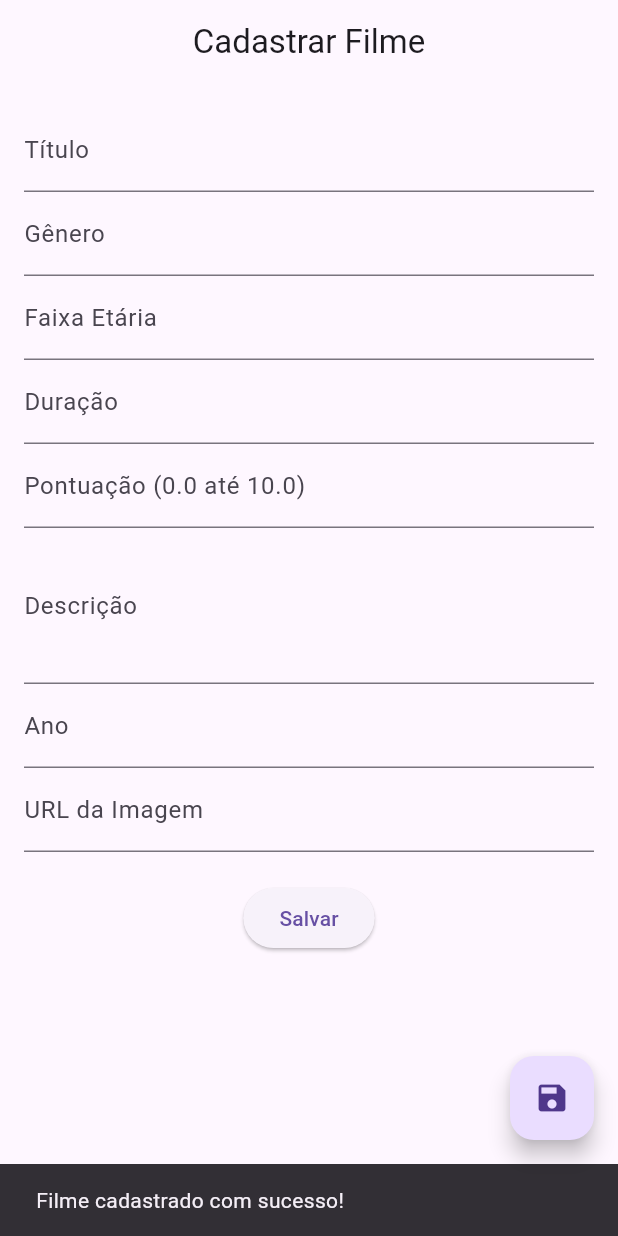
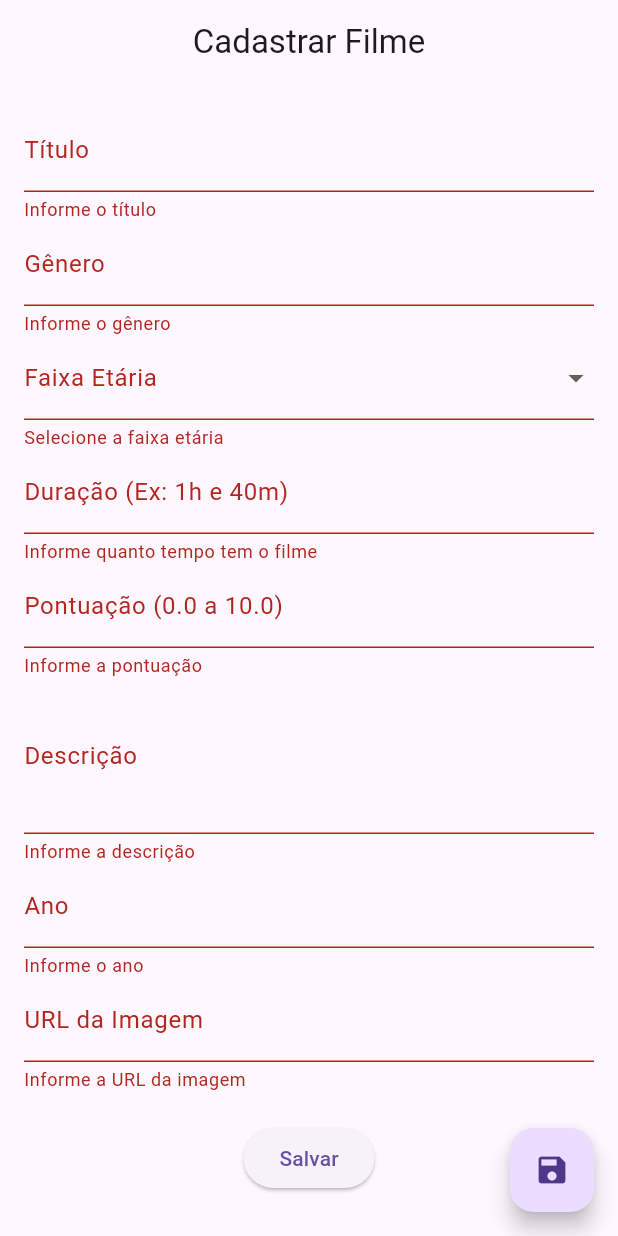
Before and after one commit to ana-gadelha/streaming, a Flutter app: the screen it shows after launch, after a tap on the "add" icon, after a tap on "Salvar", on a phone screen of 412 x 824 dp. Run offline on Flutter 3.47's test engine with Material 3 defaults, Android fonts, the light colour scheme and no system bars; our stand-ins replace sqflite; accounts and stored records are empty.

Commit message:
Implementa cadastro de filme com validação e integração com SQLite

```diff
--- a/lib/database/database_helper.dart
+++ b/lib/database/database_helper.dart
@@ -21,7 +21,7 @@ class DatabaseHelper {
     return _database!;
   }
 
-  // Caminho onde o banco será salvo
+  // Caminho onde o banco será salvo (Cria ou abre o banco SQLite)
   Future<Database> _initDB(String filePath) async {
     final dbPath = await getDatabasesPath();
     final path = join(dbPath, filePath);
@@ -49,6 +49,8 @@ class DatabaseHelper {
       )
     ''');
   }
+
+  // FUNÇÕES CRUD do Banco.
 
   // 🔹 Inserir um filme
   Future<int> insertFilme(Filme filme) async {
--- a/lib/main.dart
+++ b/lib/main.dart
@@ -1,12 +1,9 @@
 import 'package:flutter/material.dart';
-import 'package:sqflite_common_ffi/sqflite_ffi.dart';
 import 'views/main_view.dart';
 
+
+
 void main() {
-  // Inicializa o sqflite para Desktop (Windows, Linux, Mac)
-  sqfliteFfiInit();
-  databaseFactory = databaseFactoryFfi;
-
   runApp(const MyApp());
 }
 
--- a/lib/views/add_filme_view.dart
+++ b/lib/views/add_filme_view.dart
@@ -10,6 +10,7 @@ class AddFilmeView extends StatefulWidget {
 }
 
 class _AddFilmeViewState extends State<AddFilmeView> {
+  final _formKey = GlobalKey<FormState>();
   // Controllers dos campos de texto
   final TextEditingController tituloController = TextEditingController();
   final TextEditingController generoController = TextEditingController();
@@ -20,12 +21,14 @@ class _AddFilmeViewState extends State<AddFilmeView> {
   final TextEditingController anoController = TextEditingController();
   final TextEditingController urlImagemController = TextEditingController();
 
+  String? faixaSelecionada;
+
   // Função para salvar no banco
   void salvarFilme() async {
     final filme = Filme(
       titulo: tituloController.text,
       genero: generoController.text,
-      faixaEtaria: faixaEtariaController.text,
+      faixaEtaria: faixaSelecionada ?? '',
       duracao: duracaoController.text,
       pontuacao: double.tryParse(pontuacaoController.text) ?? 0.0,
       descricao: descricaoController.text,
@@ -48,55 +51,90 @@ class _AddFilmeViewState extends State<AddFilmeView> {
     descricaoController.clear();
     anoController.clear();
     urlImagemController.clear();
+
+    setState(() {}); // Atualiza a tela para refletir a nova lista de filmes.
   }
 
   @override
   Widget build(BuildContext context) {
     return SingleChildScrollView(
       padding: const EdgeInsets.all(16),
+      child: Form(
+        key: _formKey, //formulário com validação
         child: Column(
           children: [
-          TextField(
+            TextFormField(
               controller: tituloController,
               decoration: const InputDecoration(labelText: 'Título'),
+              validator: (value) =>
+                  value == null || value.isEmpty ? 'Informe o título' : null,
             ),
-          TextField(
+            TextFormField(
               controller: generoController,
               decoration: const InputDecoration(labelText: 'Gênero'),
+              validator: (value) =>
+                  value == null || value.isEmpty ? 'Informe o gênero' : null,
             ),
-          TextField(
-            controller: faixaEtariaController,
+            DropdownButtonFormField<String>(
+              value: faixaSelecionada,
+              onChanged: (value) {
+                setState(() {
+                  faixaSelecionada = value;
+                });
+              },
+              validator: (value) =>
+                  value == null ? 'Selecione a faixa etária' : null,
+              items: const ['Livre', '12 anos', '16 anos', '18 anos']
+                .map((faixa) => DropdownMenuItem(
+                  value: faixa,
+                  child: Text(faixa),
+                )).toList(),
               decoration: const InputDecoration(labelText: 'Faixa Etária'),
             ),
-          TextField(
+            TextFormField(
               controller: duracaoController,
-            decoration: const InputDecoration(labelText: 'Duração'),
+              decoration: const InputDecoration(labelText: 'Duração (Ex: 1h e 40m)'),
+              validator: (value) =>
+                  value == null || value.isEmpty ? 'Informe quanto tempo tem o filme' : null,
             ),
-          TextField(
+            TextFormField(
               controller: pontuacaoController,
-            decoration: const InputDecoration(labelText: 'Pontuação (0.0 até 10.0)'),
+              decoration: const InputDecoration(labelText: 'Pontuação (0.0 a 10.0)'),
               keyboardType: TextInputType.number,
+              validator: (value) =>
+                  value == null || value.isEmpty ? 'Informe a pontuação' : null,
             ),
-          TextField(
+            TextFormField(
               controller: descricaoController,
               decoration: const InputDecoration(labelText: 'Descrição'),
               maxLines: 3,
+              validator: (value) =>
+                  value == null || value.isEmpty ? 'Informe a descrição' : null,
             ),
-          TextField(
+            TextFormField(
               controller: anoController,
               decoration: const InputDecoration(labelText: 'Ano'),
+              validator: (value) =>
+                  value == null || value.isEmpty ? 'Informe o ano' : null,
             ),
-          TextField(
+            TextFormField(
               controller: urlImagemController,
               decoration: const InputDecoration(labelText: 'URL da Imagem'),
+              validator: (value) =>
+                  value == null || value.isEmpty ? 'Informe a URL da imagem' : null,
             ),
             const SizedBox(height: 20),
             ElevatedButton(
-            onPressed: salvarFilme,
+              onPressed: () {
+                if (_formKey.currentState!.validate()) {
+                  salvarFilme();
+                }
+              },
             child: const Text('Salvar'),
             ),
           ],
         ),
+      )
     );
   }
 }
--- a/pubspec.yaml
+++ b/pubspec.yaml
@@ -30,7 +30,6 @@ environment:
 dependencies:
   sqflite: ^2.3.0 # biblioteca que faz o SQLite funcionar no Flutter.
   path: ^1.9.0 # ajuda a definir o caminho certo onde o banco de dados será salvo no celular.
-  sqflite_common_ffi: ^2.3.0
   flutter:
     sdk: flutter
 
```
Also changed, not shown: pubspec.lock. Lines whose indentation alone changed are shown as unchanged.
